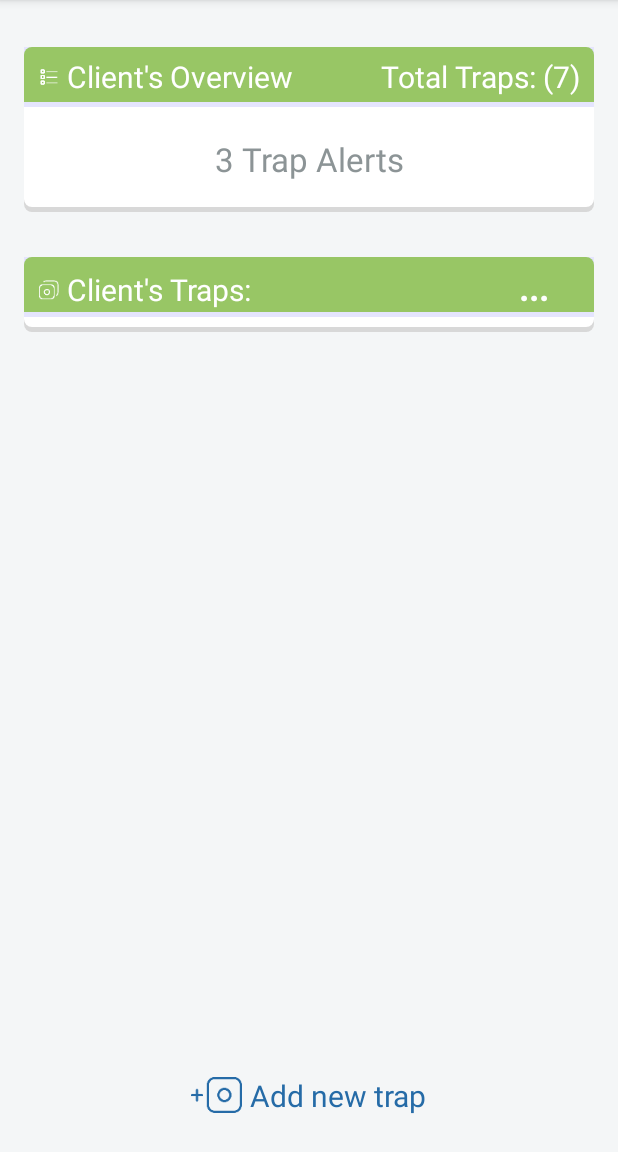
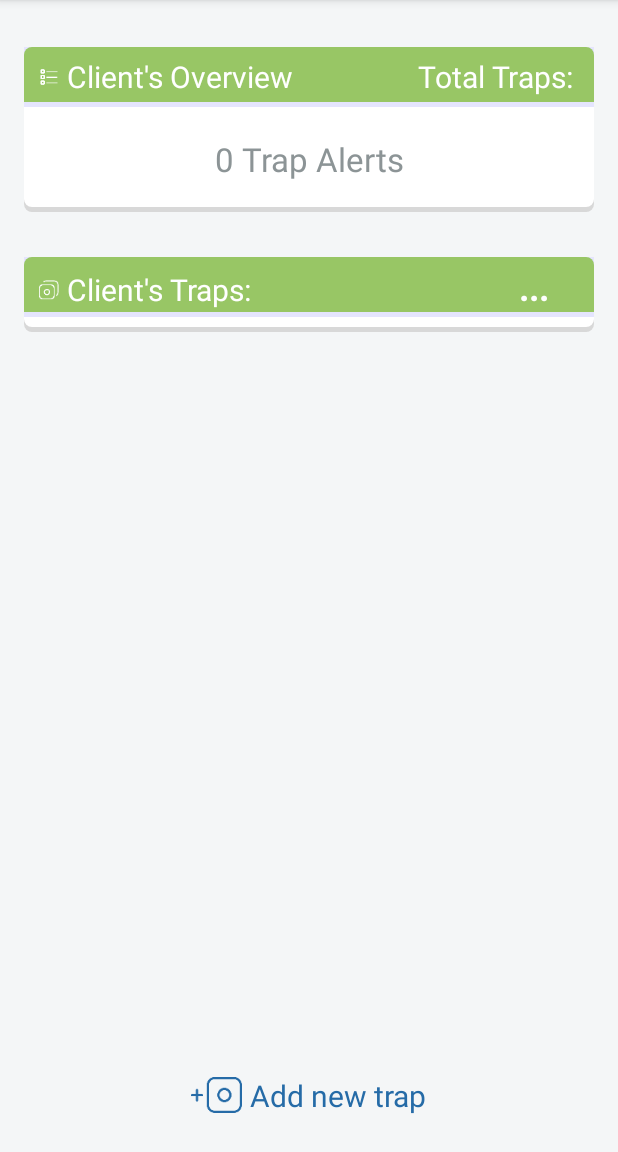
Before and after one commit to shukyisme/android-Ipm_1_7, an Android app: the ClientOverviewActivity screen opened directly, with no data from a screen before it, on a phone screen of 412 x 824 dp, the part 84-1236 px from its top. Run offline under Robolectric (Android 15) with nearby library versions, the phone set to English and light mode, and no system bars; our stand-ins replace ButterKnife; libraries missing offline, so code that uses them is left out: me.kwik.rest; 2 statements that could not run were skipped.

Commit message:
Ui changes to the overview sections in client screen and client overview screen

```diff
--- a/app/src/main/res/layout/activity_client_overview.xml
+++ b/app/src/main/res/layout/activity_client_overview.xml
@@ -42,23 +42,25 @@
                 android:textSize="20sp" />
 
             <TextView
+                android:id="@+id/client_overview_activity_total_traps_TextView"
                 android:layout_width="0dp"
                 android:layout_height="40dp"
                 android:layout_weight="1"
                 android:gravity="center_vertical|end"
-                android:text="Total Traps: (7)"
+                android:text="Total Traps: "
                 android:textColor="@color/kwik_me_white"
                 android:textSize="20sp" />
 
         </LinearLayout>
 
         <TextView
+            android:id="@+id/client_overview_activity_trap_alerts_TextView"
             android:layout_width="match_parent"
             android:layout_height="70dp"
             android:layout_below="@+id/client_overview_activity_overview_header_LinearLayout"
             android:background="@drawable/clients_listview_background"
             android:gravity="center"
-            android:text="3 Trap Alerts"
+            android:text="0 Trap Alerts"
             android:textColor="#8C9496"
             android:textSize="22sp" />
 
--- a/app/src/main/res/layout/content_my_kwik_buttons.xml
+++ b/app/src/main/res/layout/content_my_kwik_buttons.xml
@@ -42,6 +42,7 @@
                 android:gravity="center_vertical|start" />
 
             <TextView
+                android:id="@+id/clients_activity_overview_total_traps_TextView"
                 android:layout_width="0dp"
                 android:layout_height="40dp"
                 android:layout_weight="1"
@@ -53,12 +54,13 @@
         </LinearLayout>
 
         <TextView
+            android:id="@+id/clients_activity_alert_traps_TextView"
             android:layout_width="match_parent"
             android:layout_height="70dp"
             android:layout_below="@+id/clients_activity_overview_header_LinearLayout"
             android:background="@drawable/clients_listview_background"
             android:gravity="center"
-            android:text="3 Trap Alerts"
+            android:text="0 Trap Alerts"
             android:textSize="22sp"
             android:textColor="#8C9496"
             />
@@ -88,7 +90,7 @@
                 android:layout_height="40dp"
                 android:textColor="@color/kwik_me_white"
                 android:textSize="20sp"
-                android:text="Active clients: (82)"
+                android:text="Active clients: ()"
                 android:drawablePadding="5dp"
                 android:drawableStart="@drawable/clients"
                 android:gravity="center_vertical|start" />
```
